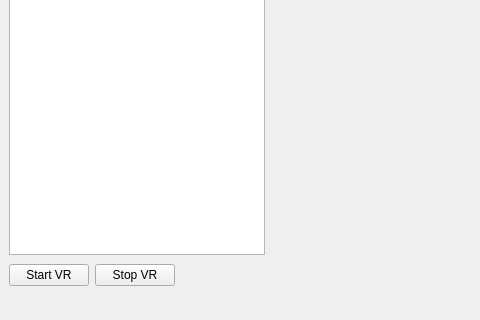
This is mainwindow.ui in SomtoA-UON/Group11_EEEE2076 as Qt 5 draws it before an edit; both pictures show x 0 to 480 and y 280 to 600 of the 800 by 600 pixel window. The edited form follows.
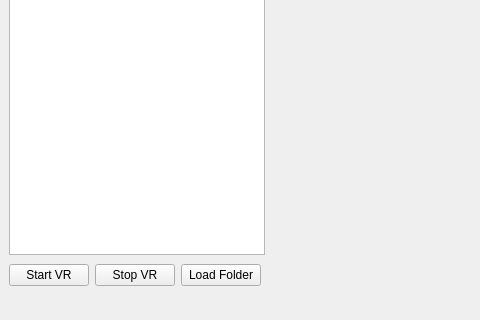
This is the edited form. Icons and pictures are not drawn. Custom widgets are drawn as their Qt base class.

Patch:
```diff
--- a/mainwindow.ui
+++ b/mainwindow.ui
@@ -58,6 +58,13 @@
         </property>
        </widget>
       </item>
+      <item>
+       <widget class="QPushButton" name="loadFolder">
+        <property name="text">
+         <string>Load Folder</string>
+        </property>
+       </widget>
+      </item>
       <item>
        <spacer name="horizontalSpacer">
         <property name="orientation">
```
Left out of the diff: 6 changed lines with no effect on the pictures.
